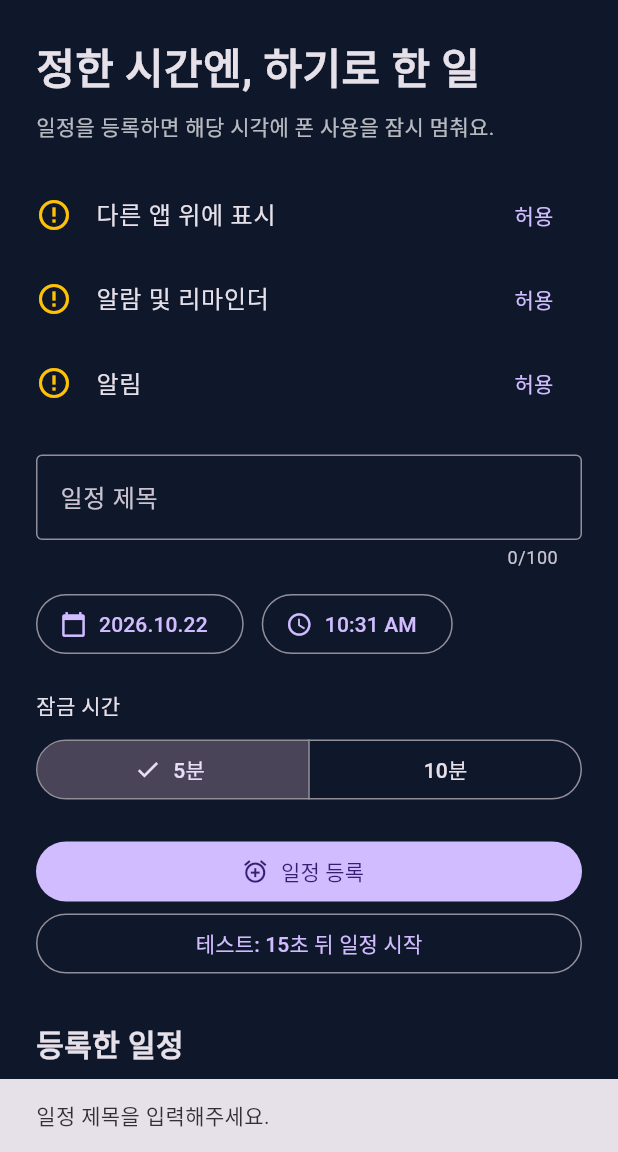
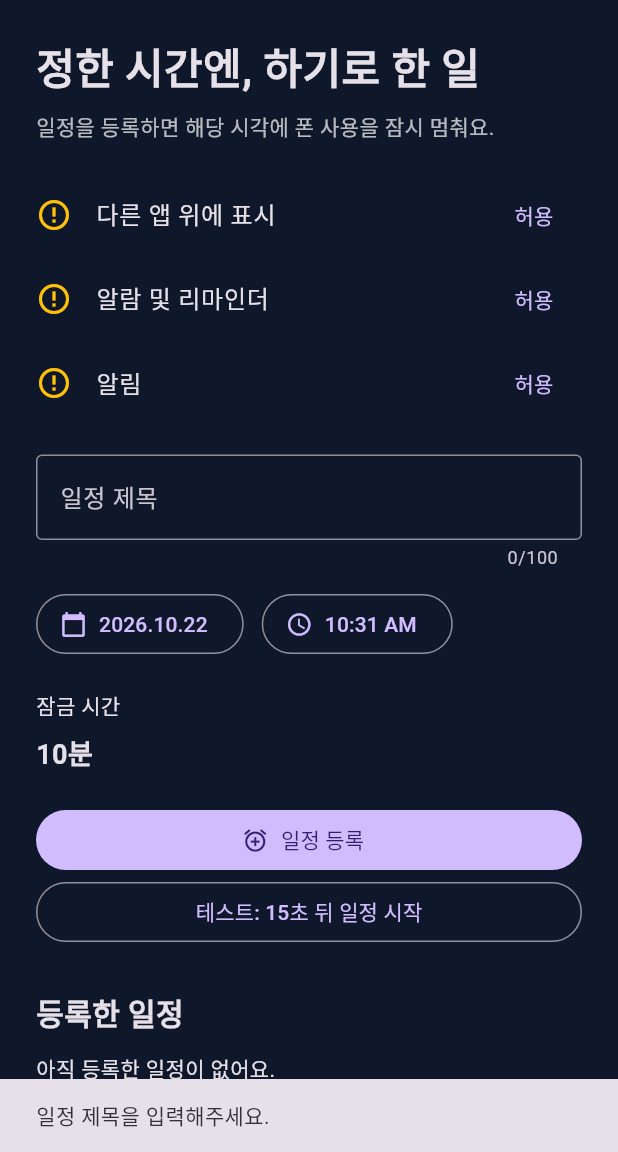
Before and after one commit to lbb209800-crypto/FocusLock, a Flutter app: the screen it shows after launch, after a tap on "일정 등록", on a phone screen of 412 x 824 dp, the part 84-1236 px from its top. Run offline on Flutter 3.47's test engine with Material 3 defaults, Android fonts, the phone set to English and light mode, and no system bars; our stand-ins replace firebase_auth, firebase_core, shared_preferences; accounts and stored records are empty.

Commit message:
fix: use ten-minute schedule locks only

```diff
--- a/mobile/lib/schedule_screen.dart
+++ b/mobile/lib/schedule_screen.dart
@@ -21,7 +21,7 @@ class _ScheduleScreenState extends State<ScheduleScreen>
   DateTime _date = DateTime.now();
   TimeOfDay _time =
       TimeOfDay.fromDateTime(DateTime.now().add(const Duration(minutes: 1)));
-  int _minutes = 5;
+  static const _minutes = 10;
   bool _loading = true;
   bool _saving = false;
   DateTime? _demoEnd;
@@ -95,7 +95,7 @@ class _ScheduleScreenState extends State<ScheduleScreen>
     }
     if (_items.any((item) =>
         at.isBefore(item.endsAt) &&
-        item.at.isBefore(at.add(Duration(minutes: _minutes))))) {
+        item.at.isBefore(at.add(const Duration(minutes: _minutes))))) {
       _message(context.tr(
           'This lock overlaps another schedule.', '다른 일정의 잠금 시간과 겹쳐요.'));
       return;
@@ -263,19 +263,8 @@ class _ScheduleScreenState extends State<ScheduleScreen>
                 const SizedBox(height: 20),
                 Text(context.tr('Lock duration', '잠금 시간')),
                 const SizedBox(height: 8),
-                SegmentedButton<int>(
-                    segments: [
-                      ButtonSegment(
-                          value: 5, label: Text(context.tr('5 minutes', '5분'))),
-                      ButtonSegment(
-                          value: 10,
-                          label: Text(context.tr('10 minutes', '10분')))
-                    ],
-                    selected: {
-                      _minutes
-                    },
-                    onSelectionChanged: (value) =>
-                        setState(() => _minutes = value.first)),
+                Text(context.tr('10 minutes', '10분'),
+                    style: const TextStyle(fontSize: 18, fontWeight: FontWeight.bold)),
                 const SizedBox(height: 20),
                 FilledButton.icon(
                     onPressed: _saving ? null : () => _add(),
```
Also changed, not shown: 4 other files.
